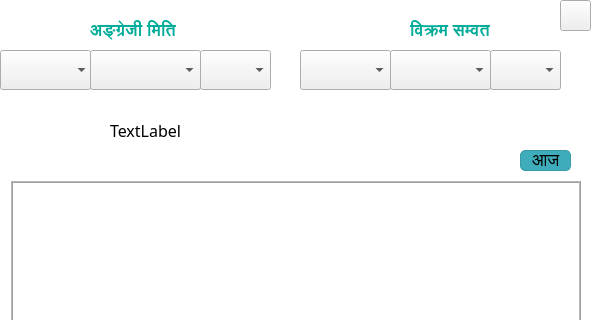
khumnath/nepdate, file calendarwindow.ui: the form before one commit; both pictures show x 0 to 595 and y 0 to 320 of the 595 by 570 pixel window.
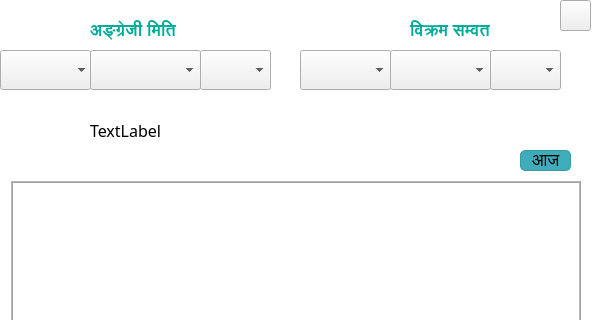
The form after the commit. Icons and pictures are not drawn.

What changed in the file:
```diff
--- a/calendarwindow.ui
+++ b/calendarwindow.ui
@@ -188,9 +188,9 @@
    <widget class="QLabel" name="output">
     <property name="geometry">
      <rect>
-      <x>110</x>
+      <x>90</x>
       <y>100</y>
-      <width>401</width>
+      <width>421</width>
       <height>61</height>
      </rect>
     </property>
```
